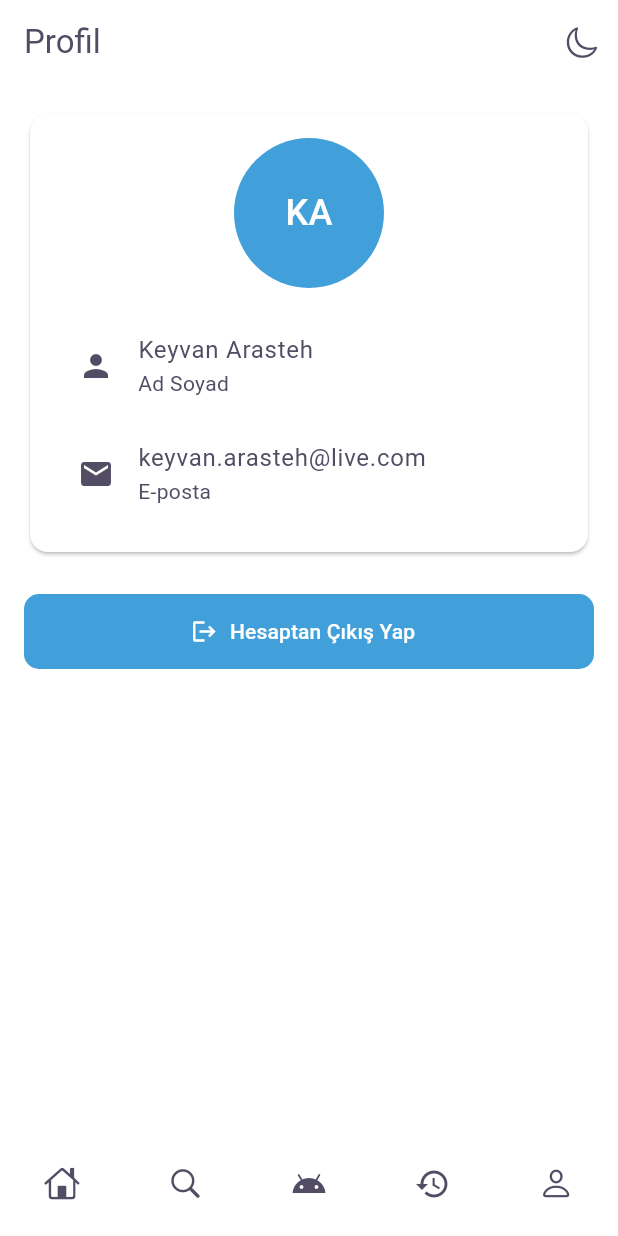
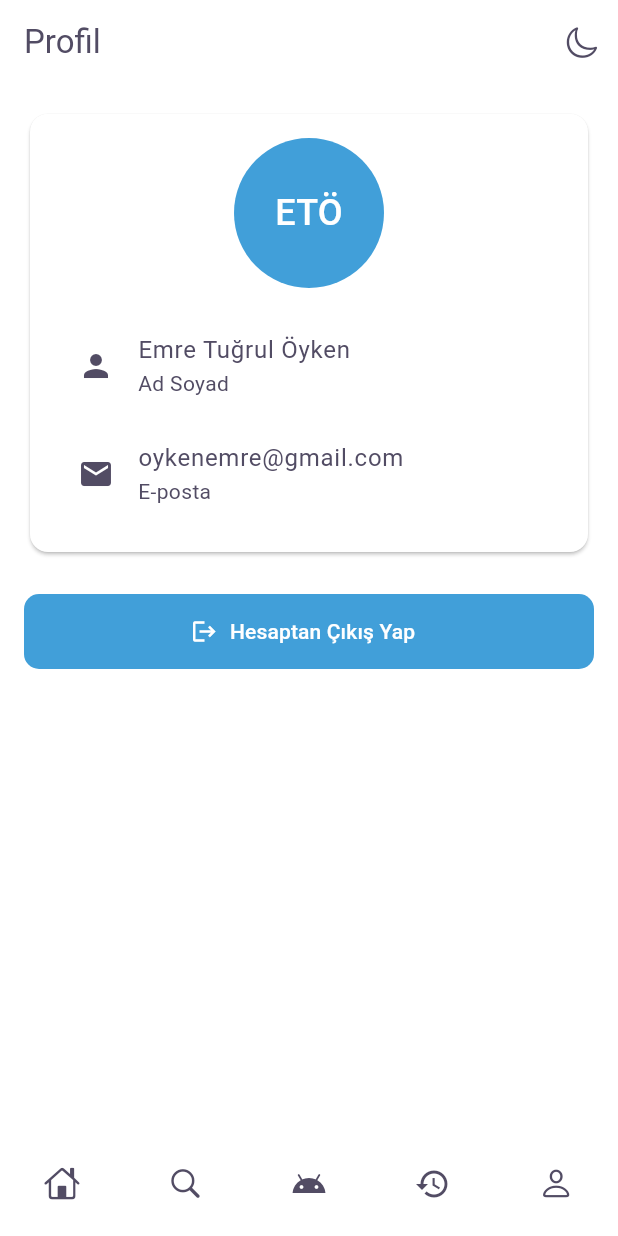
Before and after one commit to emreoyken/Q-Flutter, a Flutter app: the ProfileScreen screen opened by its route, on a phone screen of 412 x 824 dp. Run offline on Flutter 3.47's test engine with Material 3 defaults, Android fonts, the phone set to English and light mode, and no system bars; our stand-ins replace go_router, google_fonts, lottie; missing offline and left inert: dotlottie_loader.

Commit message:
Profil ekranında değişiklik

```diff
--- a/lib/screens/profile_screen.dart
+++ b/lib/screens/profile_screen.dart
@@ -35,19 +35,19 @@ class ProfileScreen extends StatelessWidget {
                   CircleAvatar(
                     radius: 50,
                     child: Text(
-                      "KA",
+                      "ETÖ",
                       style: TextStyle(fontSize: 24),
                     ),
                   ),
                   SizedBox(height: 16),
                   ListTile(
                     leading: Icon(Icons.person),
-                    title: Text("Keyvan Arasteh"),
+                    title: Text("Emre Tuğrul Öyken"),
                     subtitle: Text("Ad Soyad"),
                   ),
                   ListTile(
                     leading: Icon(Icons.email),
-                    title: Text("keyvan.arasteh@live.com"),
+                    title: Text("oykenemre@gmail.com"),
                     subtitle: Text("E-posta"),
                   ),
                 ],
```
